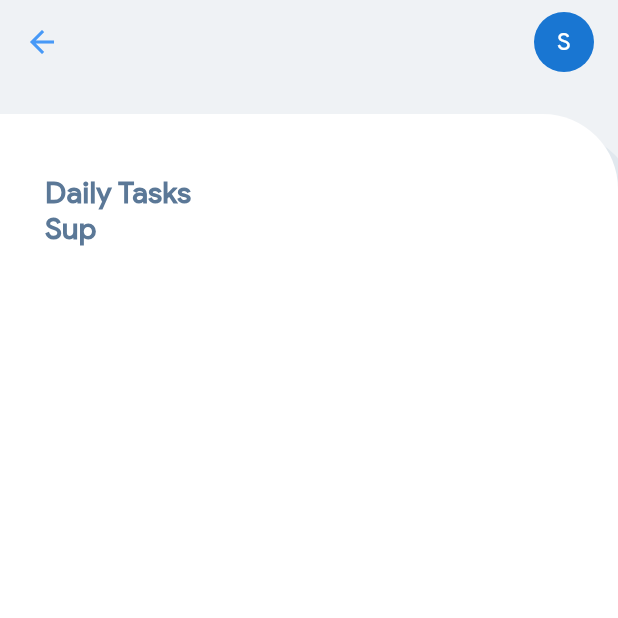
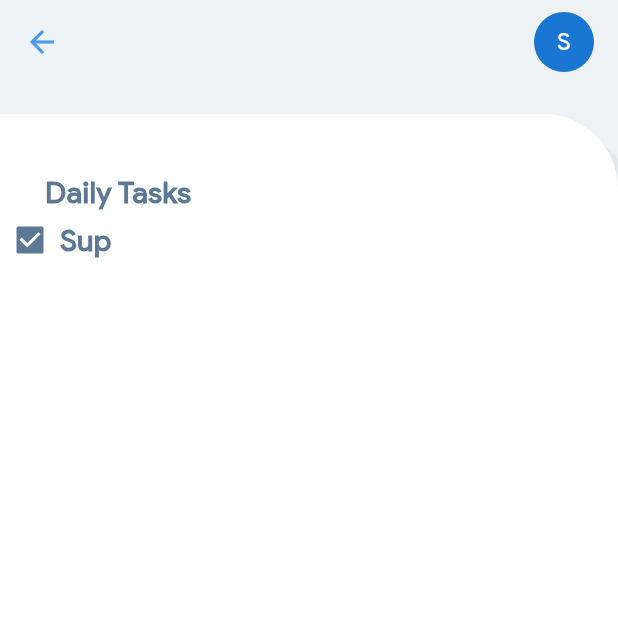
Before and after one commit to fluttertraining/todo, a Flutter app: the screen it shows after launch, after a tap on "Daily Tasks", on a phone screen of 412 x 824 dp, the top half of it. Run offline on Flutter 3.47's test engine with Material 2 defaults, Android fonts, the phone set to English and light mode, and no system bars; statements that could not run were skipped.

Commit message:
Add text in clock

```diff
--- a/lib/main.dart
+++ b/lib/main.dart
@@ -34,8 +34,20 @@ class MyHomePage extends StatefulWidget {
   _MyHomePageState createState() => _MyHomePageState();
 }
 
+class MyListItem {
+  Color color;
+  String text;
+
+  MyListItem(this.color, this.text);
+}
+
 class _MyHomePageState extends State<MyHomePage> {
   final percentage = 0.44;
+
+  List<MyListItem> listItems = [
+    MyListItem(Colors.white, "Daily Tasks"),
+    MyListItem(deepBlue, "Tuesday Tasks"),
+  ];
 
   @override
   void initState() {
@@ -61,8 +73,8 @@ class _MyHomePageState extends State<MyHomePage> {
           .copyWith(color: Theme.of(context).accentColor);
     }
 
-    return GestureDetector(
-      onTap: () => Navigator.of(context).push(
+    void navigateToToScreen() {
+      Navigator.of(context).push(
         FadeInSlideOutRoute(
           builder: (BuildContext context) => TaskListScreen(
                 title: title,
@@ -71,7 +83,11 @@ class _MyHomePageState extends State<MyHomePage> {
                 tag: tag,
               ),
         ),
-          ),
+      );
+    }
+
+    return GestureDetector(
+      onTap: navigateToToScreen,
       child: Hero(
         tag: tag,
         child: Container(
@@ -100,6 +116,16 @@ class _MyHomePageState extends State<MyHomePage> {
                   padding: EdgeInsets.only(left: 10),
                   child: Row(
                     children: <Widget>[
+                      Material(
+                        elevation: 0,
+                        color: color,
+                        child: Checkbox(
+                          value: true,
+                          onChanged: (value) {},
+                          materialTapTargetSize:
+                              MaterialTapTargetSize.shrinkWrap,
+                        ),
+                      ),
                       Text(
                         'Sup',
                         style: listItemStyle,
@@ -211,28 +237,16 @@ class _MyHomePageState extends State<MyHomePage> {
                     bottom: 30,
                   ),
                   height: MediaQuery.of(context).size.height * .3,
-                  child: ListView(
+                  child: ListView.builder(
                     scrollDirection: Axis.horizontal,
-                    children: <Widget>[
+                    itemCount: listItems.length,
+                    itemBuilder: (BuildContext context, ndx) =>
                         _buildTaskListCard(
                           context,
-                        Colors.white,
-                        'Daily Tasks',
-                        'TaskList1',
+                          listItems[ndx].color,
+                          listItems[ndx].text,
+                          'TaskList$ndx',
                         ),
-                      _buildTaskListCard(
-                        context,
-                        Theme.of(context).primaryColor,
-                        'Another Task',
-                        'TaskList2',
-                      ),
-                      _buildTaskListCard(
-                        context,
-                        Colors.white,
-                        'And another task',
-                        'TaskList3',
-                      ),
-                    ],
                   ),
                 ),
               ],
@@ -246,7 +260,7 @@ class _MyHomePageState extends State<MyHomePage> {
 
 class ClockPainter extends CustomPainter {
   var bars = 60;
-  var radius = 90;
+  var radius = 100.0;
   final double percentage;
 
   ClockPainter({@required this.percentage});
@@ -280,8 +294,25 @@ class ClockPainter extends CustomPainter {
       }
     }
 
-    // canvas.drawCircle(Offset(1, 2.5), 75, circleShadowPaint);
-    canvas.drawCircle(Offset.zero, 75, circlePaint);
+    canvas.drawCircle(Offset.zero, radius - 15, circlePaint);
+
+    var span = new TextSpan(
+      style: new TextStyle(
+        color: deepBlue,
+        fontWeight: FontWeight.w700,
+        fontSize: 24,
+      ),
+      text: '2:26:59',
+    );
+
+    var tp = new TextPainter(
+      text: span,
+      textAlign: TextAlign.left,
+      textDirection: TextDirection.ltr,
+    );
+
+    tp.layout();
+    tp.paint(canvas, Offset(-40, -12));
   }
 
   @override
--- a/lib/src/task_list_screen.dart
+++ b/lib/src/task_list_screen.dart
@@ -44,14 +44,29 @@ class TaskListScreen extends StatelessWidget {
             ],
           ),
           child: Padding(
-            padding: EdgeInsets.only(left: 30.0, top: 40.0, right: 10.0),
+            padding: EdgeInsets.only(top: 40.0, right: 10.0),
             child: Column(
               crossAxisAlignment: CrossAxisAlignment.start,
               children: <Widget>[
-                Text(title, style: textStyle),
+                Padding(
+                  padding: EdgeInsets.only(left: 30.0),
+                  child: Text(title, style: textStyle),
+                ),
                 Row(
                   children: <Widget>[
-                    Text('Sup', style: textStyle),
+                    Material(
+                      elevation: 0,
+                      color: color,
+                      child: Checkbox(
+                        value: true,
+                        onChanged: (value) {},
+                        materialTapTargetSize: MaterialTapTargetSize.shrinkWrap,
+                      ),
+                    ),
+                    Text(
+                      'Sup',
+                      style: textStyle,
+                    ),
                   ],
                 )
               ],
```
Also changed, not shown: 2 other files. Lines whose indentation alone changed are shown as unchanged.
